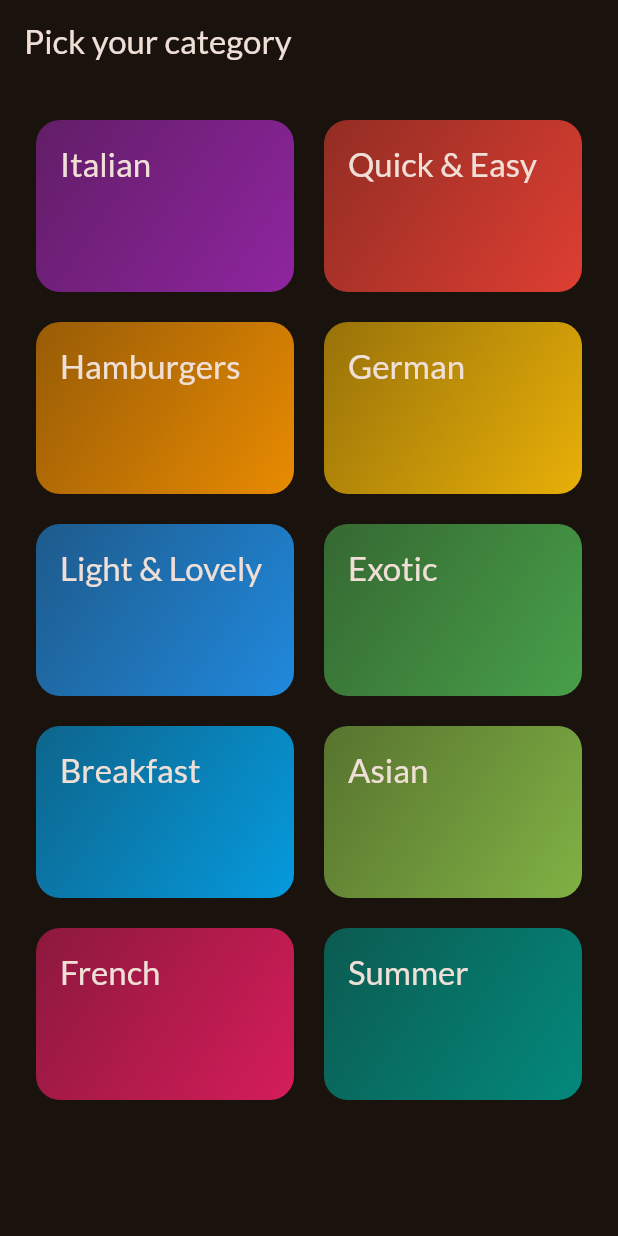
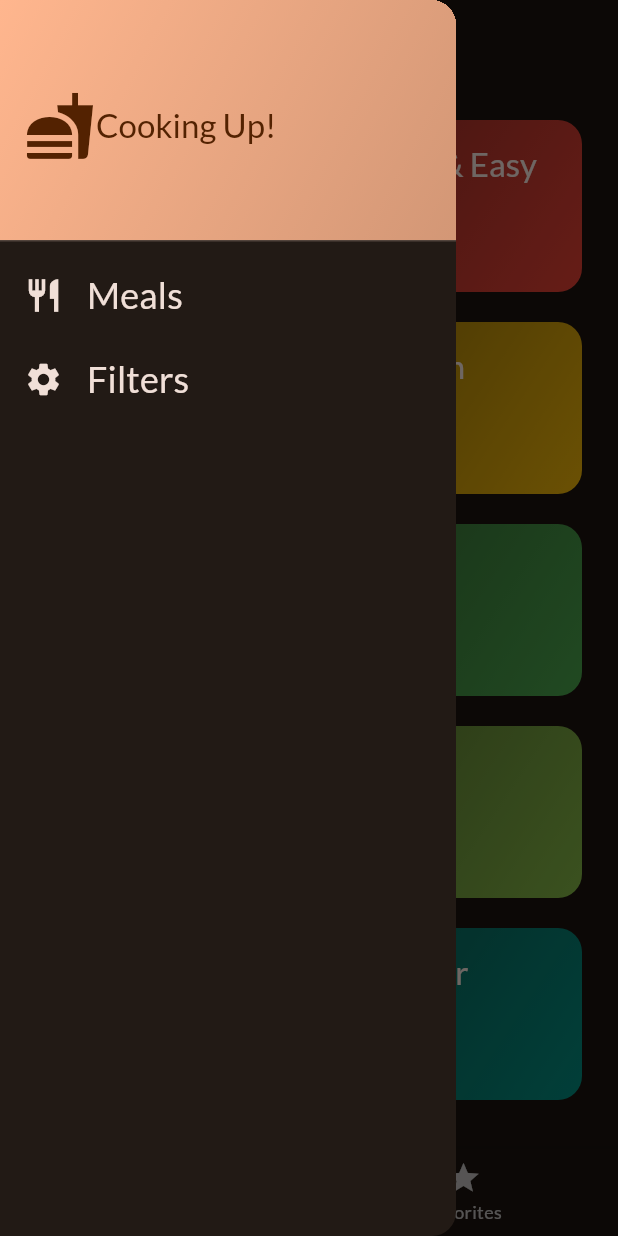
Before and after one commit to davidjvt-maker/flutter_screen_apps_navigating_screens, a Flutter app: the screen it shows after launch, with the side drawer open (before the commit the screen has no drawer), on a phone screen of 412 x 824 dp. Run offline on Flutter 3.47's test engine with Material 3 defaults, Android fonts, the light colour scheme and no system bars; our stand-ins replace google_fonts, transparent_image.

Commit message:
importan changes

```diff
--- a/lib/main.dart
+++ b/lib/main.dart
@@ -1,6 +1,6 @@
 import 'package:flutter/material.dart';
-import 'package:flutter_screen_apps_navigating_screens/screens/categories.dart';
 import 'package:google_fonts/google_fonts.dart';
+import 'package:flutter_screen_apps_navigating_screens/screens/tabs.dart';
 
 final theme = ThemeData(
   useMaterial3: true,
@@ -22,7 +22,7 @@ class App extends StatelessWidget {
   Widget build(BuildContext context) {
     return MaterialApp(
       theme: theme,
-      home: CategoriesScreen(), // Todo ...,
+      home: TabsScreen(), // Todo ...,
     );
   }
 }
--- a/lib/screens/categories.dart
+++ b/lib/screens/categories.dart
@@ -1,11 +1,14 @@
 import 'package:flutter/material.dart';
 import 'package:flutter_screen_apps_navigating_screens/data/dummy_data.dart';
 import 'package:flutter_screen_apps_navigating_screens/models/category.dart';
+import 'package:flutter_screen_apps_navigating_screens/models/meal.dart';
 import 'package:flutter_screen_apps_navigating_screens/screens/meals.dart';
 import 'package:flutter_screen_apps_navigating_screens/widgets/category_grid_item.dart';
 
 class CategoriesScreen extends StatelessWidget {
-  const CategoriesScreen({super.key});
+  const CategoriesScreen({super.key, required this.onToggleFavorite});
+
+  final void Function(Meal meal) onToggleFavorite;
 
   void _selectCategory(BuildContext context, Category category) {
     final filteredMeals = dummyMeals
@@ -14,17 +17,18 @@ class CategoriesScreen extends StatelessWidget {
     Navigator.push(
       context,
       MaterialPageRoute(
-        builder: (context) =>
-            MealsScreen(title: category.title, meals: filteredMeals),
+        builder: (context) => MealsScreen(
+          title: category.title,
+          meals: filteredMeals,
+          onToggleFavorite: onToggleFavorite,
+        ),
       ),
     );
   }
 
   @override
   Widget build(BuildContext context) {
-    return Scaffold(
-      appBar: AppBar(title: Text('Pick your category')),
-      body: GridView(
+    return GridView(
       padding: const EdgeInsets.all(24),
       gridDelegate: SliverGridDelegateWithFixedCrossAxisCount(
         crossAxisCount: 2,
@@ -41,7 +45,6 @@ class CategoriesScreen extends StatelessWidget {
             },
           ),
       ],
-      ),
     );
   }
 }
--- /dev/null
+++ b/lib/screens/tabs.dart
@@ -0,0 +1,94 @@
+import 'package:flutter/material.dart';
+import 'package:flutter_screen_apps_navigating_screens/models/meal.dart';
+import 'package:flutter_screen_apps_navigating_screens/screens/categories.dart';
+import 'package:flutter_screen_apps_navigating_screens/screens/filters.dart';
+import 'package:flutter_screen_apps_navigating_screens/screens/meals.dart';
+import 'package:flutter_screen_apps_navigating_screens/widgets/main_drawer.dart';
+
+class TabsScreen extends StatefulWidget {
+  const TabsScreen({super.key});
+
+  @override
+  State<TabsScreen> createState() => _TabsScreenState();
+}
+
+class _TabsScreenState extends State<TabsScreen> {
+  int _selectedPageIndex = 0;
+  final List<Meal> _favoriteMeals = [];
+
+  void _showInfoMessage(String message) {
+    ScaffoldMessenger.of(context).clearSnackBars();
+    ScaffoldMessenger.of(
+      context,
+    ).showSnackBar(SnackBar(content: Text(message)));
+  }
+
+  void _toggleMealFavoriteStatus(Meal meal) {
+    final isExisting = _favoriteMeals.contains(meal);
+    if (isExisting) {
+      setState(() {
+        _favoriteMeals.remove(meal);
+      });
+      _showInfoMessage('Meal is no longer a favorite.');
+    } else {
+      setState(() {
+        _favoriteMeals.add(meal);
+      });
+      _showInfoMessage('Meal added as a favorite.');
+    }
+  }
+
+  void _selectPage(int index) {
+    setState(() {
+      _selectedPageIndex = index;
+    });
+  }
+
+  void _setScreen(String identifier) async {
+    Navigator.of(context).pop();
+    if (identifier == 'meals') {
+      setState(() {
+        _selectedPageIndex = 1;
+      });
+    } else if (identifier == 'filters') {
+      final result = await Navigator.of(context).push<Map<Filter, bool>>(
+        MaterialPageRoute(builder: (context) => const FiltersScreen()),
+      );
+
+      print(result);
+    }
+  }
+
+  @override
+  Widget build(BuildContext context) {
+    Widget activePage = CategoriesScreen(
+      onToggleFavorite: _toggleMealFavoriteStatus,
+    );
+    var activePageTitle = 'Categories';
+
+    if (_selectedPageIndex == 1) {
+      activePage = MealsScreen(
+        meals: _favoriteMeals,
+        onToggleFavorite: _toggleMealFavoriteStatus,
+      );
+      activePageTitle = 'Your Favorites';
+    }
+
+    return Scaffold(
+      appBar: AppBar(title: Text(activePageTitle)),
+      drawer: MainDrawer(onSelectScreen: _setScreen),
+      body: activePage,
+      bottomNavigationBar: BottomNavigationBar(
+        onTap: _selectPage,
+        currentIndex: _selectedPageIndex,
+        items: const [
+          BottomNavigationBarItem(
+            icon: Icon(Icons.set_meal),
+            label: 'Categories',
+          ),
+          BottomNavigationBarItem(icon: Icon(Icons.star), label: 'Favorites'),
+        ],
+      ),
+    );
+  }
+}
--- /dev/null
+++ b/lib/widgets/main_drawer.dart
@@ -0,0 +1,78 @@
+import 'package:flutter/material.dart';
+
+class MainDrawer extends StatelessWidget {
+  const MainDrawer({super.key, required this.onSelectScreen});
+
+  final void Function(String identifier) onSelectScreen;
+
+  @override
+  Widget build(BuildContext context) {
+    return Drawer(
+      child: Column(
+        children: [
+          DrawerHeader(
+            decoration: BoxDecoration(
+              gradient: LinearGradient(
+                colors: [
+                  Theme.of(context).colorScheme.primary,
+                  Theme.of(context).colorScheme.primary.withValues(alpha: 0.8),
+                ],
+                begin: Alignment.topLeft,
+                end: Alignment.bottomRight,
+              ),
+            ),
+            child: Row(
+              children: [
+                Icon(
+                  Icons.fastfood,
+                  size: 48,
+                  color: Theme.of(context).colorScheme.onPrimary,
+                ),
+                Text(
+                  'Cooking Up!',
+                  style: Theme.of(context).textTheme.titleLarge!.copyWith(
+                    color: Theme.of(context).colorScheme.onPrimary,
+                  ),
+                ),
+              ],
+            ),
+          ),
+          ListTile(
+            leading: Icon(
+              Icons.restaurant,
+              size: 26,
+              color: Theme.of(context).colorScheme.onSurface,
+            ),
+            title: Text(
+              'Meals',
+              style: Theme.of(context).textTheme.titleSmall!.copyWith(
+                color: Theme.of(context).colorScheme.onSurface,
+                fontSize: 24,
+              ),
+            ),
+            onTap: () {
+              onSelectScreen("meals");
+            },
+          ),
+          ListTile(
+            leading: Icon(
+              Icons.settings,
+              size: 26,
+              color: Theme.of(context).colorScheme.onSurface,
+            ),
+            title: Text(
+              'Filters',
+              style: Theme.of(context).textTheme.titleSmall!.copyWith(
+                color: Theme.of(context).colorScheme.onSurface,
+                fontSize: 24,
+              ),
+            ),
+            onTap: () {
+              onSelectScreen("filters");
+            },
+          ),
+        ],
+      ),
+    );
+  }
+}
--- a/lib/widgets/meal_item.dart
+++ b/lib/widgets/meal_item.dart
@@ -4,9 +4,10 @@ import 'package:flutter_screen_apps_navigating_screens/widgets/meal_item_trait.d
 import 'package:transparent_image/transparent_image.dart';
 
 class MealItem extends StatelessWidget {
-  const MealItem({super.key, required this.meal});
+  const MealItem({super.key, required this.meal, required this.onSelectMeal});
 
   final Meal meal;
+  final void Function(Meal meal) onSelectMeal;
 
   String get complexityText {
     return meal.complexity.name[0].toUpperCase() +
@@ -26,7 +27,7 @@ class MealItem extends StatelessWidget {
       clipBehavior: Clip.hardEdge,
       elevation: 2,
       child: InkWell(
-        onTap: () {},
+        onTap: () => onSelectMeal(meal),
         child: Stack(
           children: [
             FadeInImage(
```
Also changed, not shown: lib/screens/filters.dart (added, +140 -0 lines), lib/screens/meal_details.dart (added, +81 -0 lines), lib/screens/meals.dart (+28 -4 lines). Lines whose indentation alone changed are shown as unchanged.
